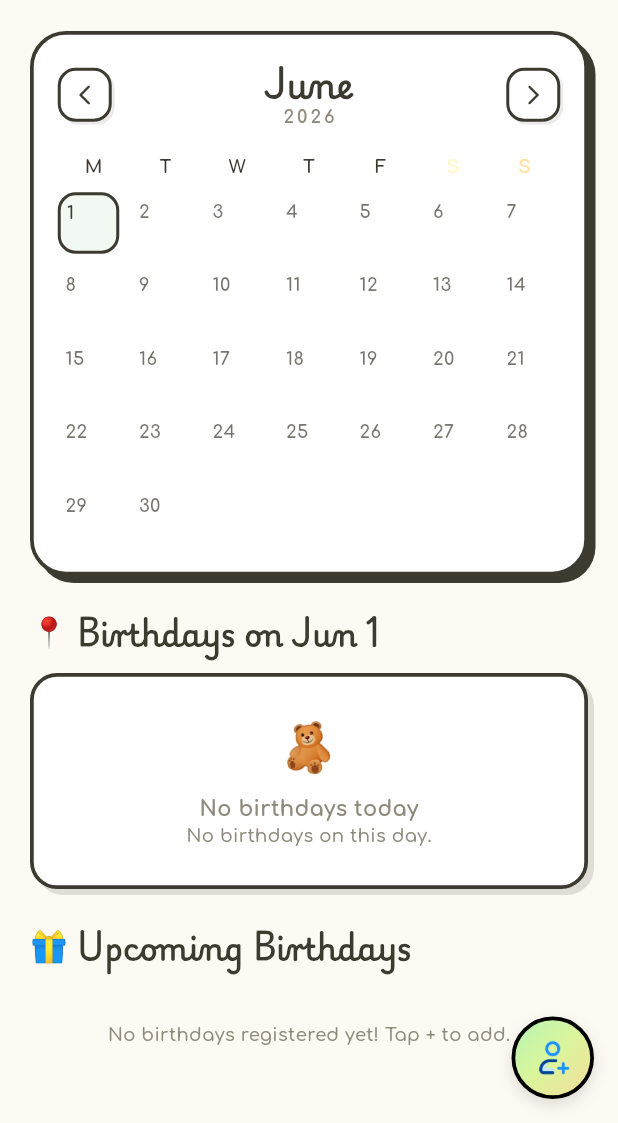
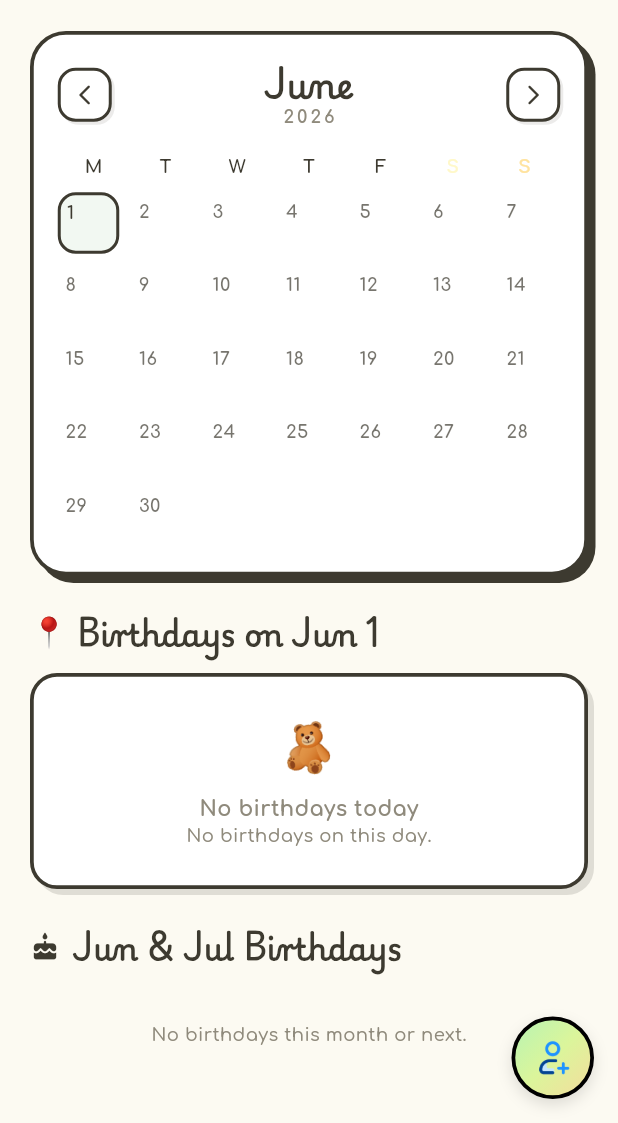
Before and after one commit to KavimugilRajasekar/Saengil-Alrim, a Flutter app: the screen it shows after launch, on a phone screen of 412 x 824 dp, the part 113-1236 px from its top. Run offline on Flutter 3.47's test engine with Material 3 defaults, Android fonts, the phone set to English and light mode, and no system bars; our stand-ins replace file_picker, flutter_local_notifications, flutter_timezone, image_picker, shared_preferences, timezone; missing offline and left inert: alarm.

```diff
--- a/lib/screens/home_screen.dart
+++ b/lib/screens/home_screen.dart
@@ -147,32 +147,40 @@ class HomeScreen extends StatelessWidget {
               const SizedBox(height: 24.0),
 
               // ── Upcoming Birthdays ──
-              Row(
-                children: [
-                  const Text('🎁', style: TextStyle(fontSize: 20.0)),
-                  const SizedBox(width: 6.0),
-                  Text(
-                    'Upcoming Birthdays',
-                    style: AppStyles.titleHandwritten.copyWith(fontSize: 20.0),
-                  ),
-                ],
-              ),
+              Builder(builder: (context) {
+                final now = DateTime.now();
+                final thisMonthName = kMonthNamesShort[now.month - 1];
+                final nextMonthName =
+                    kMonthNamesShort[now.month == 12 ? 0 : now.month];
+                return Row(
+                  children: [
+                    const Icon(Icons.cake_rounded,
+                        size: 20.0, color: AppColors.textDark),
+                    const SizedBox(width: 8.0),
+                    Text(
+                      '$thisMonthName & $nextMonthName Birthdays',
+                      style:
+                          AppStyles.titleHandwritten.copyWith(fontSize: 20.0),
+                    ),
+                  ],
+                );
+              }),
               const SizedBox(height: 12.0),
 
               if (provider.isLoading)
                 const Center(child: CircularProgressIndicator())
-              else if (provider.birthdays.isEmpty)
+              else if (provider.twoMonthBirthdays.isEmpty)
                 Center(
                   child: Padding(
                     padding: const EdgeInsets.symmetric(vertical: 24.0),
                     child: Text(
-                      'No birthdays registered yet! Tap + to add.',
+                      'No birthdays this month or next.',
                       style: AppStyles.captionBubbly,
                     ),
                   ),
                 )
               else
-                ...provider.upcomingBirthdays
+                ...provider.twoMonthBirthdays
                     .map((b) => BirthdayCard(birthday: b)),
 
               const SizedBox(height: 80.0),
--- a/lib/services/birthday_service.dart
+++ b/lib/services/birthday_service.dart
@@ -192,6 +192,25 @@ class BirthdayProvider with ChangeNotifier {
     return sorted;
   }
 
+  /// Birthdays in the current month and the next month, sorted by date.
+  List<FriendBirthday> get twoMonthBirthdays {
+    final now = DateTime.now();
+    final thisMonth = now.month;
+    final nextMonth = thisMonth == 12 ? 1 : thisMonth + 1;
+
+    final filtered = _birthdays
+        .where((b) => b.month == thisMonth || b.month == nextMonth)
+        .toList();
+
+    // Sort: current month first (by day), then next month (by day)
+    filtered.sort((a, b) {
+      if (a.month == b.month) return a.day.compareTo(b.day);
+      if (a.month == thisMonth) return -1;
+      return 1;
+    });
+    return filtered;
+  }
+
   Future<void> loadBirthdays() async {
     _isLoading = true;
     notifyListeners();
```
Also changed, not shown: lib/widgets/birthday_card.dart (+109 -60 lines).
